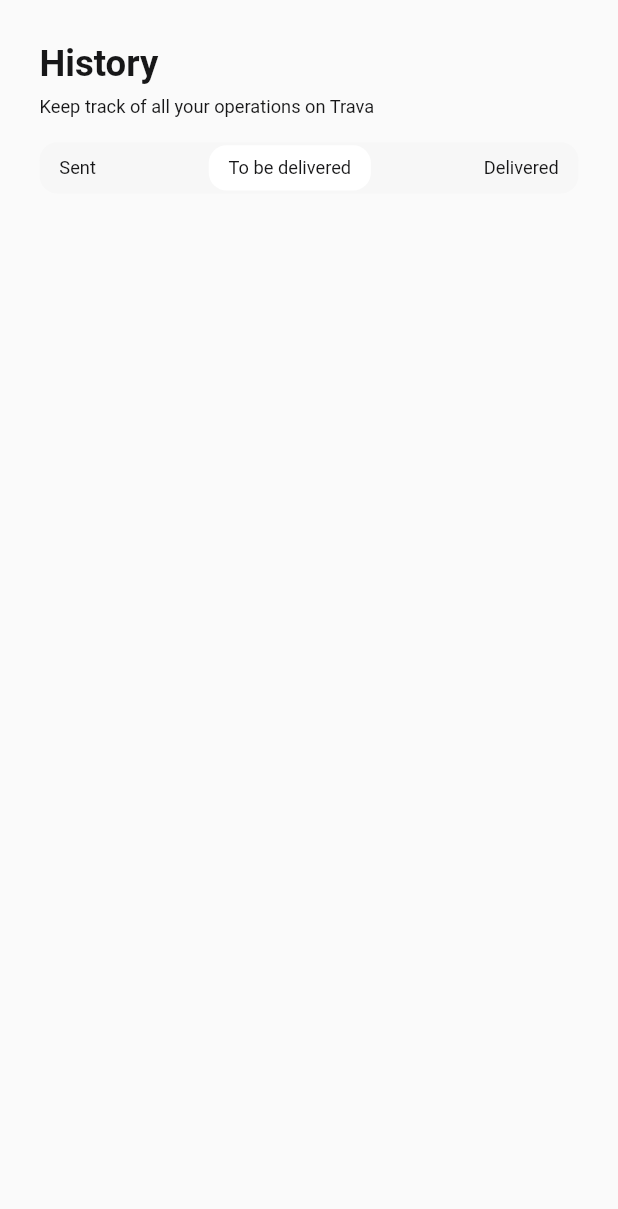
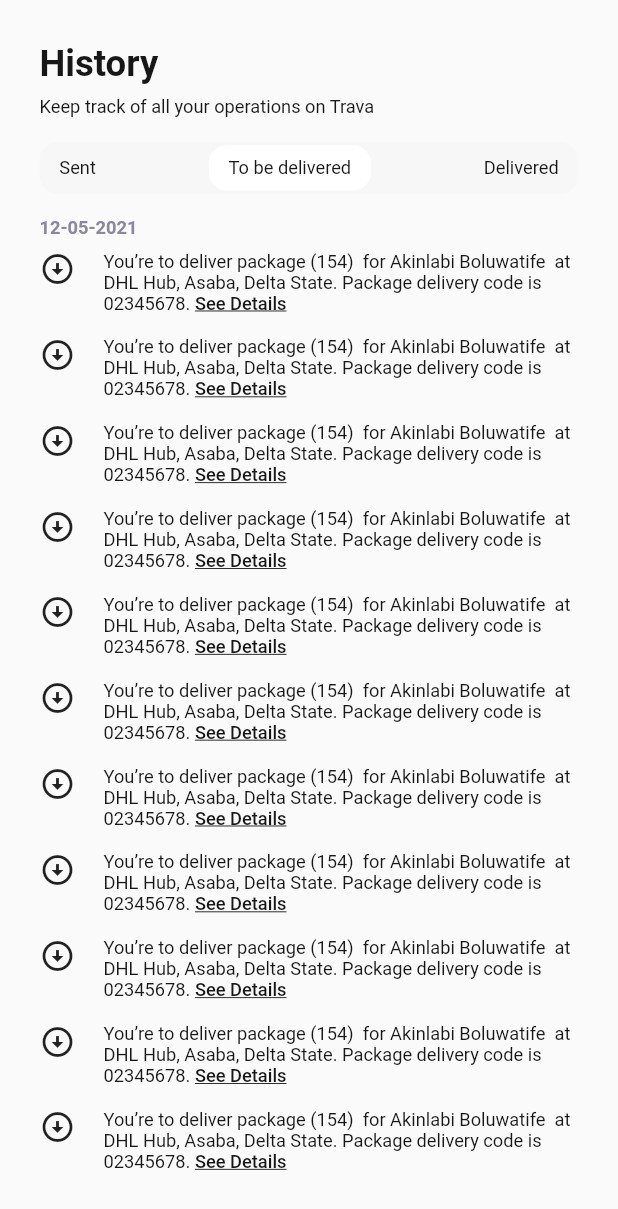
Before and after one commit to Gbogboade1/trava-1, a Flutter app: the HistoryScreen screen opened directly, after a tap on "To be delivered", on a phone screen of 412 x 824 dp. Shown: the top 1209 px of the screen. Run offline on Flutter 3.47's test engine with Material 2 defaults, Android fonts, the light colour scheme and no system bars; our stand-ins replace flutter_hooks, flutter_screenutil, google_fonts.

Commit message:
added history screens

```diff
--- /dev/null
+++ b/lib/screens/history_screen/components/tabviews/sent_tabview.dart
@@ -0,0 +1,84 @@
+
+import 'package:flutter/material.dart';
+import 'package:flutter_screenutil/flutter_screenutil.dart';
+
+class SentTabView extends StatelessWidget {
+  const SentTabView({
+    Key? key,
+  }) : super(key: key);
+
+  @override
+  Widget build(BuildContext context) {
+    return Expanded(
+      child: SizedBox(
+        child: Scrollbar(
+          child: ListView.builder(
+            itemCount: 15,
+            itemBuilder: (context, index) {
+              return Padding(
+                padding: EdgeInsets.only(bottom: 16.0.h),
+                child: Row(
+                    crossAxisAlignment: CrossAxisAlignment.start,
+                    children: [
+                      const Icon(Icons.arrow_circle_down),
+                      SizedBox(width: 17.w),
+                      Flexible(
+                        child: Column(
+                            mainAxisSize: MainAxisSize.min,
+                            children: [
+                              RichText(
+                                text: TextSpan(
+                                  style: Theme.of(context)
+                                      .textTheme
+                                      .bodyText2!
+                                      .copyWith(
+                                        color:
+                                            const Color(0xff171718),
+                                      ),
+                                  children: [
+                                    const TextSpan(
+                                        text:
+                                            "Your package (154)  to be delivered at DHL Hub, Asaba, Delta State by Aladetimi Tolulope. "),
+                                    TextSpan(
+                                      text: "See Details",
+                                      style: Theme.of(context)
+                                          .textTheme
+                                          .headline4!
+                                          .copyWith(
+                                            color: const Color(
+                                                0xff171718),
+                                            decoration: TextDecoration
+                                                .underline,
+                                          ),
+                                    ),
+                                  ],
+                                ),
+                              ),
+                              SizedBox(height: 8.h),
+                              Row(children: [
+                                Icon(
+                                  Icons.shield,
+                                  color: const Color(0xff06B248),
+                                  size: 12.w,
+                                ),
+                                SizedBox(width: 10.w),
+                                Text(
+                                  "Package has been picked up at the delivery location",
+                                  style: TextStyle(
+                                    fontSize: 10.sp,
+                                    fontWeight: FontWeight.w400,
+                                    color: const Color(0xff06B248),
+                                  ),
+                                )
+                              ])
+                            ]),
+                      )
+                    ]),
+              );
+            },
+          ),
+        ),
+      ),
+    );
+  }
+}
--- /dev/null
+++ b/lib/screens/history_screen/components/tabviews/to_be_delivered_tabview.dart
@@ -0,0 +1,57 @@
+import 'package:flutter/material.dart';
+import 'package:flutter_screenutil/flutter_screenutil.dart';
+
+class ToBeDeliveredTabView extends StatelessWidget {
+  const ToBeDeliveredTabView({
+    Key? key,
+  }) : super(key: key);
+
+  @override
+  Widget build(BuildContext context) {
+    return Expanded(
+      child: SizedBox(
+        child: Scrollbar(
+          child: ListView.builder(
+            itemCount: 15,
+            itemBuilder: (context, index) {
+              return Padding(
+                padding: EdgeInsets.only(bottom: 15.0.h),
+                child: Row(
+                    crossAxisAlignment: CrossAxisAlignment.start,
+                    children: [
+                      const Icon(Icons.arrow_circle_down),
+                      SizedBox(width: 17.w),
+                      Flexible(
+                        child: RichText(
+                          text: TextSpan(
+                            style:
+                                Theme.of(context).textTheme.bodyText2!.copyWith(
+                                      color: const Color(0xff171718),
+                                    ),
+                            children: [
+                              const TextSpan(
+                                  text:
+                                      "You’re to deliver package (154)  for Akinlabi Boluwatife  at DHL Hub, Asaba, Delta State. Package delivery code is 02345678. "),
+                              TextSpan(
+                                text: "See Details",
+                                style: Theme.of(context)
+                                    .textTheme
+                                    .headline4!
+                                    .copyWith(
+                                      color: const Color(0xff171718),
+                                      decoration: TextDecoration.underline,
+                                    ),
+                              ),
+                            ],
+                          ),
+                        ),
+                      )
+                    ]),
+              );
+            },
+          ),
+        ),
+      ),
+    );
+  }
+}
--- a/lib/screens/history_screen/history_screen.dart
+++ b/lib/screens/history_screen/history_screen.dart
@@ -1,5 +1,8 @@
 import 'package:flutter/material.dart';
 import 'package:flutter_screenutil/flutter_screenutil.dart';
+import 'package:trava/screens/history_screen/components/tabviews/delivered_tabview.dart';
+import 'package:trava/screens/history_screen/components/tabviews/sent_tabview.dart';
+import 'package:trava/screens/history_screen/components/tabviews/to_be_delivered_tabview.dart';
 import 'package:trava/widgets/custom_scaffold.dart';
 
 class HistoryScreen extends StatefulWidget {
@@ -13,7 +16,14 @@ class _HistoryScreenState extends State<HistoryScreen> {
   int currentIndex = 0;
   @override
   Widget build(BuildContext context) {
-    return CustomScaffold(
+    return Scaffold(
+      // backgroundColor: Theme.of(context).colorScheme.primary,
+      body: SafeArea(
+        child: Padding(
+          padding: EdgeInsets.symmetric(
+            horizontal: 24.w,
+            vertical: 27.h,
+          ),
           child: Column(
             crossAxisAlignment: CrossAxisAlignment.start,
             children: [
@@ -45,12 +55,13 @@ class _HistoryScreenState extends State<HistoryScreen> {
                         });
                       },
                       child: Container(
-                    padding:
-                        EdgeInsets.symmetric(vertical: 8.h, horizontal: 12.w),
+                        padding: EdgeInsets.symmetric(
+                            vertical: 8.h, horizontal: 12.w),
                         decoration: BoxDecoration(
                           borderRadius: BorderRadius.circular(12),
-                      color:
-                          currentIndex == 0 ? Colors.white : Colors.transparent,
+                          color: currentIndex == 0
+                              ? Colors.white
+                              : Colors.transparent,
                         ),
                         child: const Text("Sent"),
                       ),
@@ -64,12 +75,13 @@ class _HistoryScreenState extends State<HistoryScreen> {
                         });
                       },
                       child: Container(
-                    padding:
-                        EdgeInsets.symmetric(vertical: 8.h, horizontal: 12.w),
+                        padding: EdgeInsets.symmetric(
+                            vertical: 8.h, horizontal: 12.w),
                         decoration: BoxDecoration(
                           borderRadius: BorderRadius.circular(12),
-                      color:
-                          currentIndex == 1 ? Colors.white : Colors.transparent,
+                          color: currentIndex == 1
+                              ? Colors.white
+                              : Colors.transparent,
                         ),
                         child: const Text("To be delivered"),
                       ),
@@ -83,12 +95,13 @@ class _HistoryScreenState extends State<HistoryScreen> {
                         });
                       },
                       child: Container(
-                    padding:
-                        EdgeInsets.symmetric(vertical: 8.h, horizontal: 12.w),
+                        padding: EdgeInsets.symmetric(
+                            vertical: 8.h, horizontal: 12.w),
                         decoration: BoxDecoration(
                           borderRadius: BorderRadius.circular(12),
-                      color:
-                          currentIndex == 2 ? Colors.white : Colors.transparent,
+                          color: currentIndex == 2
+                              ? Colors.white
+                              : Colors.transparent,
                         ),
                         child: const Text("Delivered"),
                       ),
@@ -97,8 +110,30 @@ class _HistoryScreenState extends State<HistoryScreen> {
                 ),
               ),
               SizedBox(height: 16.h),
-
+              Text(
+                "12-05-2021",
+                style: TextStyle(
+                  fontSize: 12.sp,
+                  fontWeight: FontWeight.w600,
+                  color: Theme.of(context).colorScheme.primaryVariant,
+                ),
+              ),
+              SizedBox(height: 8.h),
+              () {
+                switch (currentIndex) {
+                  case 0:
+                    return const SentTabView();
+                  case 1:
+                    return const ToBeDeliveredTabView();
+                  case 2:
+                    return const DeliveredTabView();
+                  default:
+                    return const SizedBox();
+                }
+              }(),
             ],
+          ),
+        ),
       ),
     );
   }
```
Also changed, not shown: lib/screens/history_screen/components/tabviews/delivered_tabview.dart (added, +57 -0 lines), lib/screens/home_screen/home_screen.dart (+13 -2 lines). Lines whose indentation alone changed are shown as unchanged.
